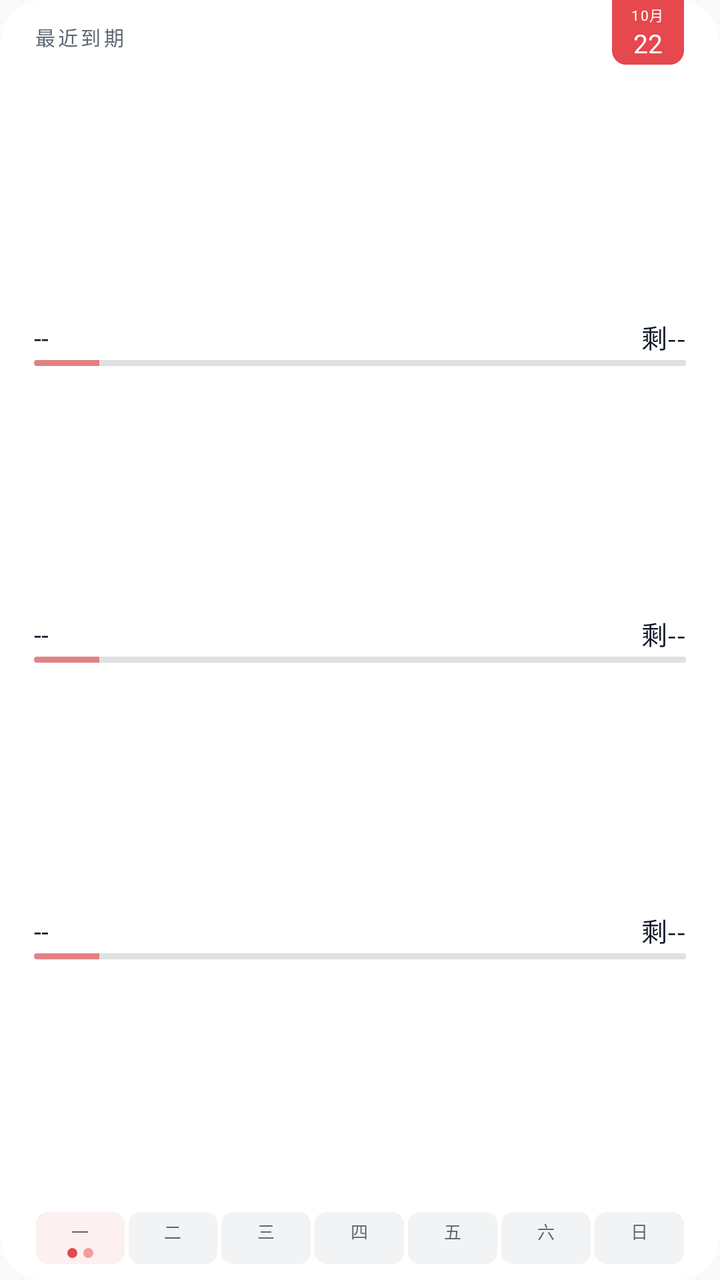
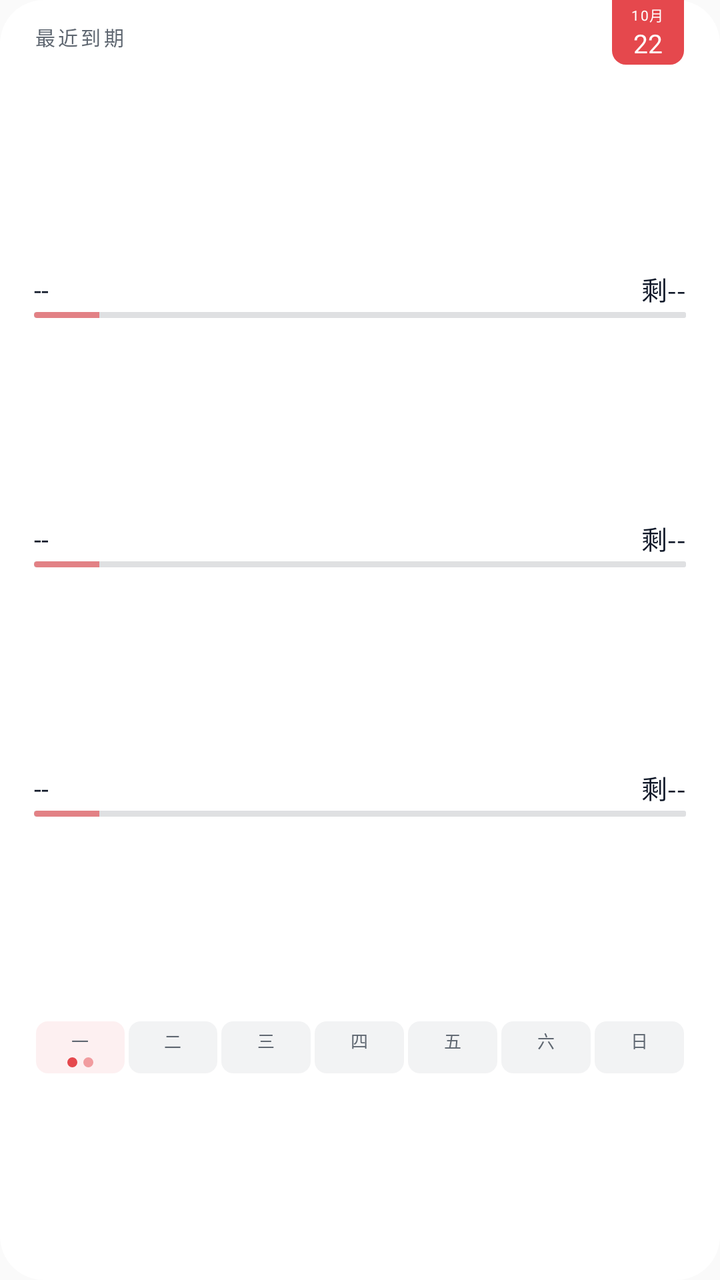

An Android layout rendered at two revisions. The XML below is the earlier revision; the diff shows what the commit changed to produce the second picture.
<!-- AndroidManifest.xml: application theme android:Theme.Material.Light.NoActionBar -->
<!-- res/layout/widget_v3.xml -->
<?xml version="1.0" encoding="utf-8"?>
<FrameLayout xmlns:android="http://schemas.android.com/apk/res/android"
    android:id="@+id/widget_root"
    android:layout_width="match_parent"
    android:layout_height="match_parent"
    android:background="@drawable/widget_bg_light">

    <LinearLayout
        android:layout_width="match_parent"
        android:layout_height="match_parent"
        android:orientation="vertical"
        android:paddingStart="17dp"
        android:paddingTop="11dp"
        android:paddingEnd="17dp"
        android:paddingBottom="8dp">

        <TextView
            android:id="@+id/widget_header"
            android:layout_width="wrap_content"
            android:layout_height="wrap_content"
            android:layout_marginBottom="8dp"
            android:text="最近到期"
            android:textColor="#FF5F6771"
            android:textSize="10sp"
            android:letterSpacing="0.14"
/>

        
        <TextView
            android:layout_width="match_parent"
            android:layout_height="0dp"
            android:layout_weight="1" />

        
        <LinearLayout
            android:layout_width="match_parent"
            android:layout_height="wrap_content"
            android:layout_marginTop="6dp"
            android:orientation="vertical">

            <LinearLayout
                android:layout_width="match_parent"
                android:layout_height="wrap_content"
                android:orientation="horizontal">

                <TextView
                    android:id="@+id/widget_row1_title"
                    android:layout_width="0dp"
                    android:layout_height="wrap_content"
                    android:layout_weight="1"
                    android:text="--"
                    android:textColor="#FF101828"
                    android:textSize="13sp"
                    android:maxLines="1"
                    android:ellipsize="end"
/>

                <TextView
                    android:id="@+id/widget_row1_cd"
                    android:layout_width="wrap_content"
                    android:layout_height="wrap_content"
                    android:layout_marginStart="10dp"
                    android:text="剩--"
                    android:textColor="#FF101828"
                    android:textSize="13sp"
                    android:maxLines="1"
/>
            </LinearLayout>

            <FrameLayout
                android:layout_width="match_parent"
                android:layout_height="wrap_content"
                android:layout_marginTop="2dp">

                
                <TextView
                    android:id="@+id/widget_row1_track"
                    android:layout_width="match_parent"
                    android:layout_height="3dp"
                    android:background="@drawable/widget_ruler_track_light" />

                <ProgressBar
                    android:id="@+id/widget_row1_fuse"
                    style="@android:style/Widget.ProgressBar.Horizontal"
                    android:layout_width="match_parent"
                    android:layout_height="3dp"
                    android:max="100"
                    android:progress="10"
                    android:progressDrawable="@drawable/widget_ruler_progress" />
            </FrameLayout>
        </LinearLayout>

        
        <TextView
            android:layout_width="match_parent"
            android:layout_height="0dp"
            android:layout_weight="1" />

        
        <LinearLayout
            android:layout_width="match_parent"
            android:layout_height="wrap_content"
            android:layout_marginTop="5dp"
            android:orientation="vertical">

            <LinearLayout
                android:layout_width="match_parent"
                android:layout_height="wrap_content"
                android:orientation="horizontal">

                <TextView
                    android:id="@+id/widget_row2_title"
                    android:layout_width="0dp"
                    android:layout_height="wrap_content"
                    android:layout_weight="1"
                    android:text="--"
                    android:textColor="#FF101828"
                    android:textSize="13sp"
                    android:maxLines="1"
                    android:ellipsize="end"
/>

                <TextView
                    android:id="@+id/widget_row2_cd"
                    android:layout_width="wrap_content"
                    android:layout_height="wrap_content"
                    android:layout_marginStart="10dp"
                    android:text="剩--"
                    android:textColor="#FF101828"
                    android:textSize="13sp"
                    android:maxLines="1"
/>
            </LinearLayout>

            <FrameLayout
                android:layout_width="match_parent"
                android:layout_height="wrap_content"
                android:layout_marginTop="2dp">

                <TextView
                    android:id="@+id/widget_row2_track"
                    android:layout_width="match_parent"
                    android:layout_height="3dp"
                    android:background="@drawable/widget_ruler_track_light" />

                <ProgressBar
                    android:id="@+id/widget_row2_fuse"
                    style="@android:style/Widget.ProgressBar.Horizontal"
                    android:layout_width="match_parent"
                    android:layout_height="3dp"
                    android:max="100"
                    android:progress="10"
                    android:progressDrawable="@drawable/widget_ruler_progress" />
            </FrameLayout>
        </LinearLayout>

        
        <TextView
            android:id="@+id/widget_gap_row3"
            android:layout_width="match_parent"
            android:layout_height="0dp"
            android:layout_weight="1" />

        
        <LinearLayout
            android:id="@+id/widget_row3_container"
            android:layout_width="match_parent"
            android:layout_height="wrap_content"
            android:layout_marginTop="5dp"
            android:orientation="vertical">

            <LinearLayout
                android:layout_width="match_parent"
                android:layout_height="wrap_content"
                android:orientation="horizontal">

                <TextView
                    android:id="@+id/widget_row3_title"
                    android:layout_width="0dp"
                    android:layout_height="wrap_content"
                    android:layout_weight="1"
                    android:text="--"
                    android:textColor="#FF101828"
                    android:textSize="13sp"
                    android:maxLines="1"
                    android:ellipsize="end"
/>

                <TextView
                    android:id="@+id/widget_row3_cd"
                    android:layout_width="wrap_content"
                    android:layout_height="wrap_content"
                    android:layout_marginStart="10dp"
                    android:text="剩--"
                    android:textColor="#FF101828"
                    android:textSize="13sp"
                    android:maxLines="1"
/>
            </LinearLayout>

            <FrameLayout
                android:layout_width="match_parent"
                android:layout_height="wrap_content"
                android:layout_marginTop="2dp">

                <TextView
                    android:id="@+id/widget_row3_track"
                    android:layout_width="match_parent"
                    android:layout_height="3dp"
                    android:background="@drawable/widget_ruler_track_light" />

                <ProgressBar
                    android:id="@+id/widget_row3_fuse"
                    style="@android:style/Widget.ProgressBar.Horizontal"
                    android:layout_width="match_parent"
                    android:layout_height="3dp"
                    android:max="100"
                    android:progress="10"
                    android:progressDrawable="@drawable/widget_ruler_progress" />
            </FrameLayout>
        </LinearLayout>

        
        <TextView
            android:layout_width="match_parent"
            android:layout_height="0dp"
            android:layout_weight="1" />

        
        <LinearLayout
            android:id="@+id/widget_week_strip"
            android:layout_width="match_parent"
            android:layout_height="wrap_content"
            android:layout_marginTop="7dp"
            android:orientation="horizontal">

            <LinearLayout
                android:id="@+id/widget_week_cell0"
                android:layout_width="0dp"
                android:layout_height="wrap_content"
                android:layout_marginStart="1dp"
                android:layout_marginEnd="1dp"
                android:layout_weight="1"
                android:background="@drawable/widget_cell_today_light"
                android:gravity="center_horizontal"
                android:orientation="vertical"
                android:paddingTop="3dp"
                android:paddingBottom="3dp">

                <TextView
                    android:id="@+id/widget_week_day0"
                    android:layout_width="wrap_content"
                    android:layout_height="wrap_content"
                    android:text="一"
                    android:textColor="#FF5F6771"
                    android:textSize="8.5sp" />

                <LinearLayout
                    android:layout_width="wrap_content"
                    android:layout_height="5dp"
                    android:layout_marginTop="2dp"
                    android:gravity="center"
                    android:orientation="horizontal">

                    <TextView
                        android:id="@+id/widget_week_dot0_a"
                        android:layout_width="5dp"
                        android:layout_height="5dp"
                        android:background="@drawable/dot_red" />

                    <TextView
                        android:id="@+id/widget_week_dot0_b"
                        android:layout_width="5dp"
                        android:layout_height="5dp"
                        android:layout_marginStart="3dp"
                        android:background="@drawable/dot_red_soft" />
                </LinearLayout>
            </LinearLayout>

            <LinearLayout
                android:id="@+id/widget_week_cell1"
                android:layout_width="0dp"
                android:layout_height="wrap_content"
                android:layout_marginStart="1dp"
                android:layout_marginEnd="1dp"
                android:layout_weight="1"
                android:background="@drawable/widget_cell_light"
                android:gravity="center_horizontal"
                android:orientation="vertical"
                android:paddingTop="3dp"
                android:paddingBottom="3dp">

                <TextView
                    android:id="@+id/widget_week_day1"
                    android:layout_width="wrap_content"
                    android:layout_height="wrap_content"
                    android:text="二"
                    android:textColor="#FF5F6771"
                    android:textSize="8.5sp" />

                <LinearLayout
                    android:layout_width="wrap_content"
                    android:layout_height="5dp"
                    android:layout_marginTop="2dp"
                    android:gravity="center"
                    android:orientation="horizontal">

                    <TextView
                        android:id="@+id/widget_week_dot1_a"
                        android:layout_width="5dp"
                        android:layout_height="5dp"
                        android:background="@drawable/dot_ind_light"
                        android:visibility="gone" />

                    <TextView
                        android:id="@+id/widget_week_dot1_b"
                        android:layout_width="5dp"
                        android:layout_height="5dp"
                        android:layout_marginStart="3dp"
                        android:background="@drawable/dot_ind_light"
                        android:visibility="gone" />
                </LinearLayout>
            </LinearLayout>

            <LinearLayout
                android:id="@+id/widget_week_cell2"
                android:layout_width="0dp"
                android:layout_height="wrap_content"
                android:layout_marginStart="1dp"
                android:layout_marginEnd="1dp"
                android:layout_weight="1"
                android:background="@drawable/widget_cell_light"
                android:gravity="center_horizontal"
                android:orientation="vertical"
                android:paddingTop="3dp"
                android:paddingBottom="3dp">

                <TextView
                    android:id="@+id/widget_week_day2"
                    android:layout_width="wrap_content"
                    android:layout_height="wrap_content"
                    android:text="三"
                    android:textColor="#FF5F6771"
                    android:textSize="8.5sp" />

                <LinearLayout
                    android:layout_width="wrap_content"
                    android:layout_height="5dp"
                    android:layout_marginTop="2dp"
                    android:gravity="center"
                    android:orientation="horizontal">

                    <TextView
                        android:id="@+id/widget_week_dot2_a"
                        android:layout_width="5dp"
                        android:layout_height="5dp"
                        android:background="@drawable/dot_ind_light"
                        android:visibility="gone" />

                    <TextView
                        android:id="@+id/widget_week_dot2_b"
                        android:layout_width="5dp"
                        android:layout_height="5dp"
                        android:layout_marginStart="3dp"
                        android:background="@drawable/dot_ind_light"
                        android:visibility="gone" />
                </LinearLayout>
            </LinearLayout>

            <LinearLayout
                android:id="@+id/widget_week_cell3"
                android:layout_width="0dp"
                android:layout_height="wrap_content"
                android:layout_marginStart="1dp"
                android:layout_marginEnd="1dp"
                android:layout_weight="1"
                android:background="@drawable/widget_cell_light"
                android:gravity="center_horizontal"
                android:orientation="vertical"
                android:paddingTop="3dp"
                android:paddingBottom="3dp">

                <TextView
                    android:id="@+id/widget_week_day3"
                    android:layout_width="wrap_content"
                    android:layout_height="wrap_content"
                    android:text="四"
                    android:textColor="#FF5F6771"
                    android:textSize="8.5sp" />

                <LinearLayout
                    android:layout_width="wrap_content"
                    android:layout_height="5dp"
                    android:layout_marginTop="2dp"
                    android:gravity="center"
                    android:orientation="horizontal">

                    <TextView
                        android:id="@+id/widget_week_dot3_a"
                        android:layout_width="5dp"
                        android:layout_height="5dp"
                        android:background="@drawable/dot_ind_light"
                        android:visibility="gone" />

                    <TextView
                        android:id="@+id/widget_week_dot3_b"
                        android:layout_width="5dp"
                        android:layout_height="5dp"
                        android:layout_marginStart="3dp"
                        android:background="@drawable/dot_ind_light"
                        android:visibility="gone" />
                </LinearLayout>
            </LinearLayout>

            <LinearLayout
                android:id="@+id/widget_week_cell4"
                android:layout_width="0dp"
                android:layout_height="wrap_content"
                android:layout_marginStart="1dp"
                android:layout_marginEnd="1dp"
                android:layout_weight="1"
                android:background="@drawable/widget_cell_light"
                android:gravity="center_horizontal"
                android:orientation="vertical"
                android:paddingTop="3dp"
                android:paddingBottom="3dp">

                <TextView
                    android:id="@+id/widget_week_day4"
                    android:layout_width="wrap_content"
                    android:layout_height="wrap_content"
                    android:text="五"
                    android:textColor="#FF5F6771"
                    android:textSize="8.5sp" />

                <LinearLayout
                    android:layout_width="wrap_content"
                    android:layout_height="5dp"
                    android:layout_marginTop="2dp"
                    android:gravity="center"
                    android:orientation="horizontal">

                    <TextView
                        android:id="@+id/widget_week_dot4_a"
                        android:layout_width="5dp"
                        android:layout_height="5dp"
                        android:background="@drawable/dot_ind_light"
                        android:visibility="gone" />

                    <TextView
                        android:id="@+id/widget_week_dot4_b"
                        android:layout_width="5dp"
                        android:layout_height="5dp"
                        android:layout_marginStart="3dp"
                        android:background="@drawable/dot_ind_light"
                        android:visibility="gone" />
                </LinearLayout>
            </LinearLayout>

            <LinearLayout
                android:id="@+id/widget_week_cell5"
                android:layout_width="0dp"
                android:layout_height="wrap_content"
                android:layout_marginStart="1dp"
                android:layout_marginEnd="1dp"
                android:layout_weight="1"
                android:background="@drawable/widget_cell_light"
                android:gravity="center_horizontal"
                android:orientation="vertical"
                android:paddingTop="3dp"
                android:paddingBottom="3dp">

                <TextView
                    android:id="@+id/widget_week_day5"
                    android:layout_width="wrap_content"
                    android:layout_height="wrap_content"
                    android:text="六"
                    android:textColor="#FF5F6771"
                    android:textSize="8.5sp" />

                <LinearLayout
                    android:layout_width="wrap_content"
                    android:layout_height="5dp"
                    android:layout_marginTop="2dp"
                    android:gravity="center"
                    android:orientation="horizontal">

                    <TextView
                        android:id="@+id/widget_week_dot5_a"
                        android:layout_width="5dp"
                        android:layout_height="5dp"
                        android:background="@drawable/dot_ind_light"
                        android:visibility="gone" />

                    <TextView
                        android:id="@+id/widget_week_dot5_b"
                        android:layout_width="5dp"
                        android:layout_height="5dp"
                        android:layout_marginStart="3dp"
                        android:background="@drawable/dot_ind_light"
                        android:visibility="gone" />
                </LinearLayout>
            </LinearLayout>

            <LinearLayout
                android:id="@+id/widget_week_cell6"
                android:layout_width="0dp"
                android:layout_height="wrap_content"
                android:layout_marginStart="1dp"
                android:layout_marginEnd="1dp"
                android:layout_weight="1"
                android:background="@drawable/widget_cell_light"
                android:gravity="center_horizontal"
                android:orientation="vertical"
                android:paddingTop="3dp"
                android:paddingBottom="3dp">

                <TextView
                    android:id="@+id/widget_week_day6"
                    android:layout_width="wrap_content"
                    android:layout_height="wrap_content"
                    android:text="日"
                    android:textColor="#FF5F6771"
                    android:textSize="8.5sp" />

                <LinearLayout
                    android:layout_width="wrap_content"
                    android:layout_height="5dp"
                    android:layout_marginTop="2dp"
                    android:gravity="center"
                    android:orientation="horizontal">

                    <TextView
                        android:id="@+id/widget_week_dot6_a"
                        android:layout_width="5dp"
                        android:layout_height="5dp"
                        android:background="@drawable/dot_ind_light"
                        android:visibility="gone" />

                    <TextView
                        android:id="@+id/widget_week_dot6_b"
                        android:layout_width="5dp"
                        android:layout_height="5dp"
                        android:layout_marginStart="3dp"
                        android:background="@drawable/dot_ind_light"
                        android:visibility="gone" />
                </LinearLayout>
            </LinearLayout>
        </LinearLayout>
    </LinearLayout>

    
    <LinearLayout
        android:id="@+id/widget_calpg"
        android:layout_width="36dp"
        android:layout_height="wrap_content"
        android:layout_gravity="top|end"
        android:layout_marginEnd="18dp"
        android:background="@drawable/widget_calpg_light"
        android:gravity="center_horizontal"
        android:orientation="vertical"
        android:paddingTop="2dp"
        android:paddingBottom="2dp">

        <TextView
            android:id="@+id/widget_calpg_month"
            android:layout_width="wrap_content"
            android:layout_height="wrap_content"
            android:text="10月"
            android:textColor="#FFFFFFFF"
            android:textSize="7sp"
            android:letterSpacing="0.08"
/>

        <TextView
            android:id="@+id/widget_calpg_day"
            android:layout_width="wrap_content"
            android:layout_height="wrap_content"
            android:text="22"
            android:textColor="#FFFFFFFF"
            android:textSize="13sp"
/>
    </LinearLayout>
</FrameLayout>
<!-- resources referenced by this layout -->
<resources>
  <!-- drawable dot_ind_light (drawable) -->
  <?xml version="1.0" encoding="utf-8"?>
  <shape xmlns:android="http://schemas.android.com/apk/res/android" android:shape="oval">
      <solid android:color="#FF3A5AF0" />
  </shape>
  <!-- drawable dot_red (drawable) -->
  <?xml version="1.0" encoding="utf-8"?>
  <shape xmlns:android="http://schemas.android.com/apk/res/android" android:shape="oval">
      <solid android:color="#FFE5484D" />
  </shape>
  <!-- drawable dot_red_soft (drawable) -->
  <?xml version="1.0" encoding="utf-8"?>
  <shape xmlns:android="http://schemas.android.com/apk/res/android" android:shape="oval">
      <solid android:color="#80E5484D" />
  </shape>
  <!-- drawable widget_bg_light (drawable) -->
  <?xml version="1.0" encoding="utf-8"?>
  <shape xmlns:android="http://schemas.android.com/apk/res/android">
      <solid android:color="#FFFFFFFF" />
      <corners android:radius="22dp" />
  </shape>
  <!-- drawable widget_calpg_light (drawable) -->
  <?xml version="1.0" encoding="utf-8"?>
  <shape xmlns:android="http://schemas.android.com/apk/res/android">
      <solid android:color="#FFE5484D" />
      <corners android:bottomLeftRadius="7dp" android:bottomRightRadius="7dp" />
  </shape>
  <!-- drawable widget_cell_light (drawable) -->
  <?xml version="1.0" encoding="utf-8"?>
  <shape xmlns:android="http://schemas.android.com/apk/res/android">
      <solid android:color="#0D101828" />
      <corners android:radius="6dp" />
  </shape>
  <!-- drawable widget_cell_today_light (drawable) -->
  <?xml version="1.0" encoding="utf-8"?>
  <shape xmlns:android="http://schemas.android.com/apk/res/android">
      <solid android:color="#14E5484D" />
      <corners android:radius="6dp" />
  </shape>
  <!-- drawable widget_ruler_progress (drawable) -->
  <?xml version="1.0" encoding="utf-8"?>
  <layer-list xmlns:android="http://schemas.android.com/apk/res/android">
      <item android:id="@android:id/progress">
          <clip>
              <shape android:shape="rectangle">
                  <corners android:radius="2dp" />
                  <solid android:color="#9EE5484D" />
              </shape>
          </clip>
      </item>
  </layer-list>
  <!-- drawable widget_ruler_track_light (drawable) -->
  <?xml version="1.0" encoding="utf-8"?>
  <shape xmlns:android="http://schemas.android.com/apk/res/android">
      <solid android:color="#22101828" />
      <corners android:radius="1dp" />
  </shape>
</resources>

<!-- the commit's change to res/layout/widget_v3.xml (unified diff, before → after) -->
@@ -547,6 +547,12 @@
                 </LinearLayout>
             </LinearLayout>
         </LinearLayout>
+
+        
+        <TextView
+            android:layout_width="match_parent"
+            android:layout_height="0dp"
+            android:layout_weight="1" />
     </LinearLayout>
 
     
